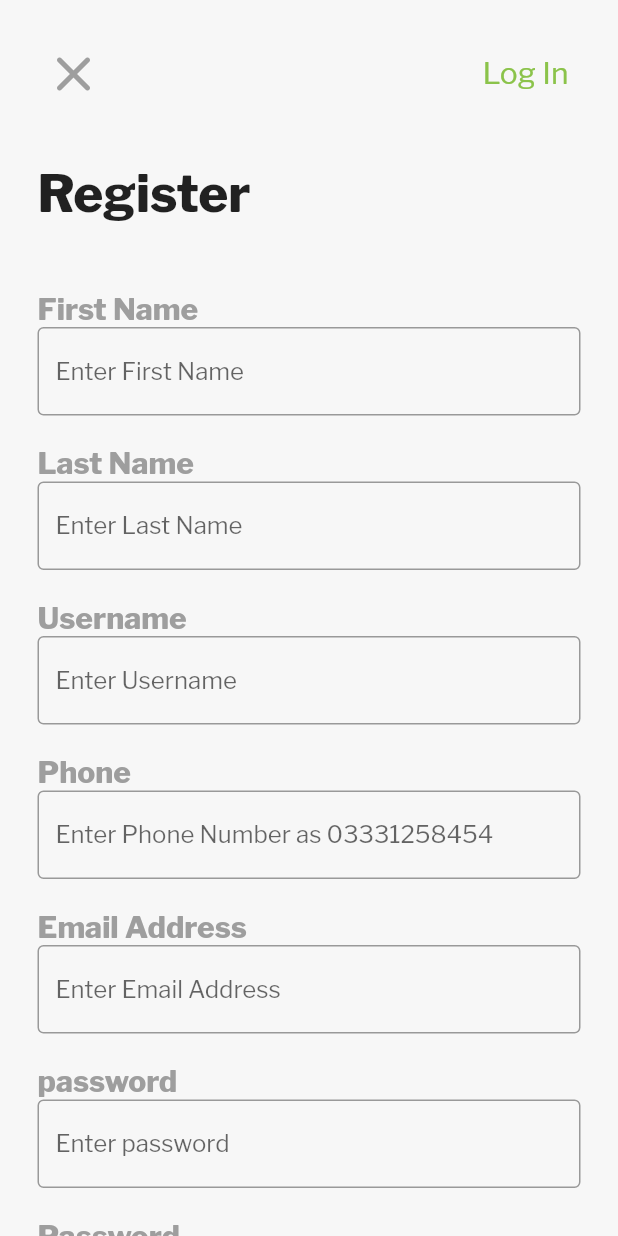
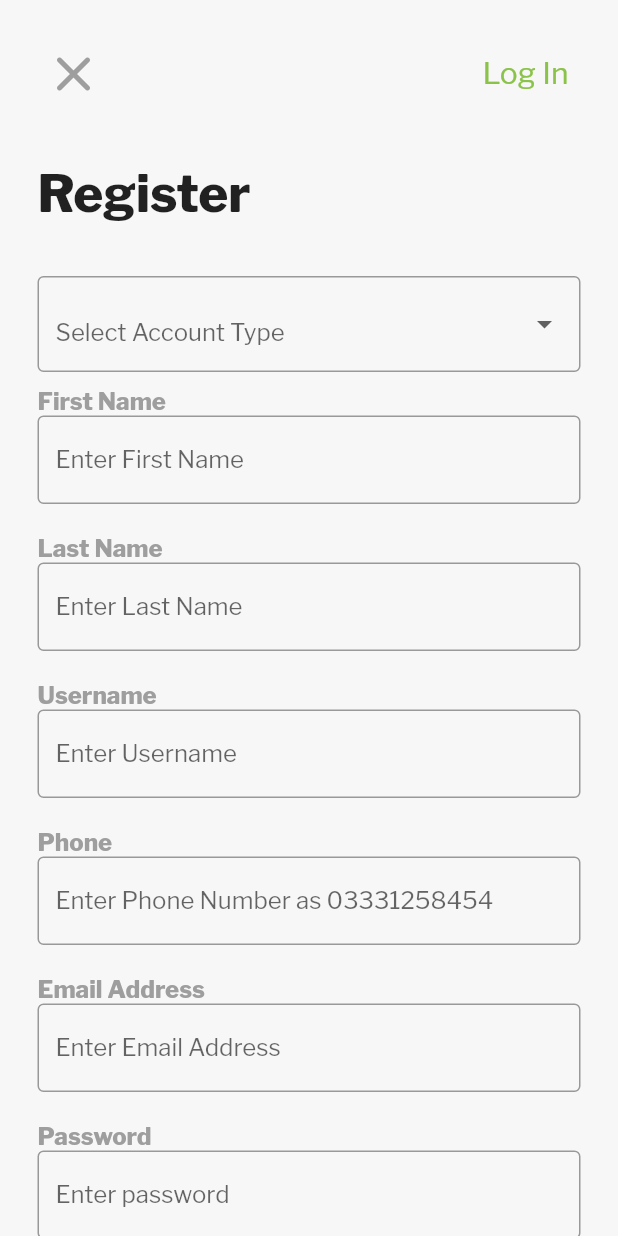
Before and after one commit to syedfaran/apni_jagaah, a Flutter app: the RegisterPage screen opened by its route, on a phone screen of 412 x 824 dp. Run offline on Flutter 3.47's test engine with Material 2 defaults, Android fonts, the phone set to English and light mode, and no system bars; our stand-ins replace bloc, dartz, flutter_bloc, geolocator, get_it, google_fonts and 3 more.

Commit message:
ui fixes

```diff
--- a/lib/constant/image_string.dart
+++ b/lib/constant/image_string.dart
@@ -7,4 +7,5 @@ class ImageString {
   static const ImageProvider roomTwo = AssetImage('assets/roomTwo.jpg');
   static const ImageProvider roomThree = AssetImage('assets/roomThree.jpg');
   static const ImageProvider apniJaggahSplash = AssetImage('assets/apni_jaggah.png');
+  static const ImageProvider homeAvatar = AssetImage('assets/home_avatar.png');
 }
--- a/lib/presentation/page/login_register/logIn_page.dart
+++ b/lib/presentation/page/login_register/logIn_page.dart
@@ -21,14 +21,16 @@ class LogInPage extends StatelessWidget {
             Row(
               children: [
                 IconButton(
-                    onPressed: () {},
+                    onPressed: () {
+                      Navigator.pop(context);
+                    },
                     padding: EdgeInsets.zero,
                     icon: const Icon(Icons.close_rounded,
                         color: AppColor.grey, size: 40.0)),
                 const Spacer(),
                 TextButton(
                     onPressed: () {
-                      Navigator.pushNamed(context, RouteString.register);
+                      Navigator.pushReplacementNamed(context, RouteString.register);
                     },
                     child: const SimpleText(AppString.register,
                         color: AppColor.textButtonColor)),
--- a/lib/presentation/page/login_register/register_page.dart
+++ b/lib/presentation/page/login_register/register_page.dart
@@ -3,10 +3,25 @@ import 'package:apni_jagaah/constant/route_string.dart';
 import 'package:apni_jagaah/presentation/theme/app_color.dart';
 import 'package:apni_jagaah/presentation/widgets/simple_text.dart';
 import 'package:apni_jagaah/presentation/widgets/text_field_border.dart';
+import 'package:flutter/gestures.dart';
 import 'package:flutter/material.dart';
 
-class RegisterPage extends StatelessWidget {
+class RegisterPage extends StatefulWidget {
   const RegisterPage({Key? key}) : super(key: key);
+  static const List<String> _list = ['Owner', 'Realtor', 'Builder', 'Seller'];
+
+  @override
+  State<RegisterPage> createState() => _RegisterPageState();
+}
+
+class _RegisterPageState extends State<RegisterPage> {
+  final ValueNotifier<String> _valueNotifier = ValueNotifier('');
+
+  @override
+  void dispose() {
+    _valueNotifier.dispose();
+    super.dispose();
+  }
 
   @override
   Widget build(BuildContext context) {
@@ -18,14 +33,16 @@ class RegisterPage extends StatelessWidget {
           Row(
             children: [
               IconButton(
-                  onPressed: () {},
+                  onPressed: () {
+                    Navigator.pop(context);
+                  },
                   padding: EdgeInsets.zero,
                   icon: const Icon(Icons.close_rounded,
                       color: AppColor.grey, size: 40.0)),
               const Spacer(),
               TextButton(
                   onPressed: () {
-                    Navigator.pushNamed(context, RouteString.login);
+                    Navigator.pushReplacementNamed(context, RouteString.login);
                   },
                   child: const SimpleText(AppString.login,
                       color: AppColor.textButtonColor)),
@@ -37,7 +54,9 @@ class RegisterPage extends StatelessWidget {
             fontSize: 34,
             vertical: 35.0,
           ),
-          /////////////////
+          /////DropDownButton/////
+          _DropDown(list: RegisterPage._list, valueNotifier: _valueNotifier),
+          //////////////
           const TextFieldBorder(
             hintText: 'Enter First Name',
             labelText: AppString.firstName,
@@ -60,34 +79,74 @@ class RegisterPage extends StatelessWidget {
           ),
           const TextFieldBorder(
             hintText: AppString.enterPassword,
-            labelText: 'password',
+            labelText: AppString.password,
           ),
           const TextFieldBorder(
             hintText: 'Enter Confirm Password',
-            labelText: AppString.password,
+            labelText: AppString.confirmPassword,
           ),
           /////////////
-          Align(
-            alignment: Alignment.centerLeft,
-            child: TextButton(
-                onPressed: () {},
-                child: const SimpleText(
-                  AppString.forgotPassword,
+          CheckboxListTile(
+            value: true,
+            onChanged: (value) {},
+            controlAffinity: ListTileControlAffinity.leading,
+            contentPadding: EdgeInsets.zero,
+            title: RichText(
+              text: TextSpan(
+                  children: <TextSpan>[
+                    TextSpan(
+                      text: 'terms and conditions',
+                      style: const TextStyle(color: AppColor.textButtonColor),
+                      recognizer: TapGestureRecognizer()..onTap=(){},
+                    ),
+                  ],
+                  text: 'I agree to the ',
+                  style:const TextStyle(color: AppColor.blackColor)),
+            ),
+          ),
+          ElevatedButton(
+          style: ElevatedButton.styleFrom(fixedSize: const Size(0,45)),
+              onPressed: () {},
+              child: const SimpleText(AppString.register,
+                  color: AppColor.whiteColor)),
 
-                  color: AppColor.mainColor,
-                )),
-          ),
-          SizedBox(
-            height: 45,
-            child: ElevatedButton(
-                onPressed: () {},
-                child: const SimpleText(
-                  'Login',
-                  color: AppColor.whiteColor,
-                )),
-          ),
         ],
       ),
     ));
   }
 }
+
+class _DropDown extends StatelessWidget {
+  final ValueNotifier<String> valueNotifier;
+  final List<String> list;
+
+  const _DropDown({Key? key, required this.list, required this.valueNotifier})
+      : super(key: key);
+
+  @override
+  Widget build(BuildContext context) {
+    return ValueListenableBuilder<String>(
+      valueListenable: valueNotifier,
+      builder: (context, value, child) => InputDecorator(
+        decoration: const InputDecoration(
+          border: OutlineInputBorder(),
+          focusedBorder:
+              OutlineInputBorder(borderSide: BorderSide(color: Colors.teal)),
+          hintText: 'Select Account Type',
+        ),
+        isEmpty: value == '',
+        child: DropdownButtonHideUnderline(
+            child: DropdownButton<String>(
+          value: value == '' ? null : value,
+          isDense: true,
+          items: list
+              .map((e) => DropdownMenuItem(child: SimpleText(e), value: e))
+              .toList(),
+          onChanged: (val) {
+            valueNotifier.value = val!;
+          },
+        )),
+      ),
+    );
+  }
+}
--- a/lib/presentation/theme/app_color.dart
+++ b/lib/presentation/theme/app_color.dart
@@ -8,4 +8,5 @@ class AppColor{
   static const scaffoldBackgroundColor = Color(0xffF7F7F7);
   static const textButtonColor = Colors.lightGreen;
   static const mainColor = Colors.lightGreen;
+  static const blackColor = Colors.black;
 }
--- a/lib/presentation/widgets/text_field_border.dart
+++ b/lib/presentation/widgets/text_field_border.dart
@@ -18,7 +18,7 @@ class TextFieldBorder extends StatelessWidget {
       child: Column(
         crossAxisAlignment: CrossAxisAlignment.start,
         children: [
-          labelText != null ? SimpleText(labelText!,color: Colors.grey,enumText: EnumText.extraBold) : const SizedBox.shrink(),
+          labelText != null ? SimpleText(labelText!,color: Colors.grey,enumText: EnumText.extraBold,fontSize: 16.0) : const SizedBox.shrink(),
           TextField(
             //enabled: false,
             textInputAction: TextInputAction.next,
--- a/lib/route_generator.dart
+++ b/lib/route_generator.dart
@@ -15,12 +15,14 @@ class RouteGenerator {
 
     switch (settings.name) {
       case RouteString.initialPage:
-        //return MaterialPageRoute(builder: (_) => const SecondChildDetailPage());
+        return MaterialPageRoute(builder: (_) => const SplashPage());
         return MaterialPageRoute(builder: (_) => const LogInPage());
       case RouteString.homePage:
         return MaterialPageRoute(builder: (_) => const HomePage());
       case RouteString.detailPage:
         return MaterialPageRoute(builder: (_)=>const SecondChildDetailPage());
+      case RouteString.login:
+        return MaterialPageRoute(builder: (_)=>const LogInPage());
       case RouteString.register:
         return MaterialPageRoute(builder: (_)=>const RegisterPage());
       default:
```
Also changed, not shown: lib/presentation/page/home/find_home/detail_page.dart (+4 -4 lines), lib/presentation/page/home/find_home/find_home.dart (+1 -10 lines), lib/presentation/page/home/home.dart (+28 -10 lines), lib/presentation/page/home/my_profile/profile_page.dart (added, +34 -0 lines), lib/presentation/page/home/trusted/trusted_page.dart (added, +31 -0 lines), assets/home_avatar.png (added).
